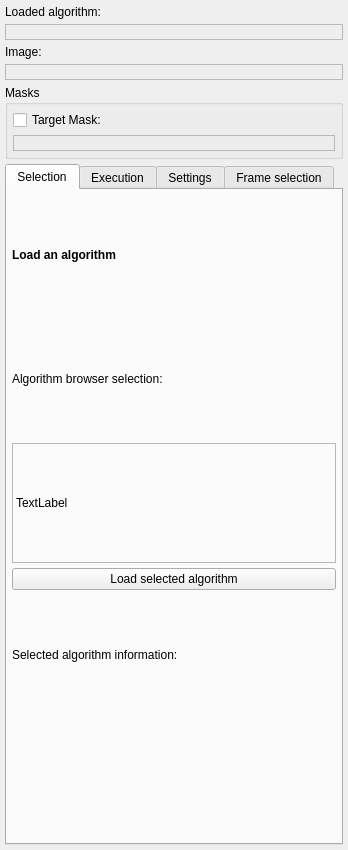
Old version of the form Plugins/org.mitk.gui.qt.matchpoint.framereg/src/internal/QmitkMatchPointFrameCorrectionControls.ui in the repository MITK/MITK.
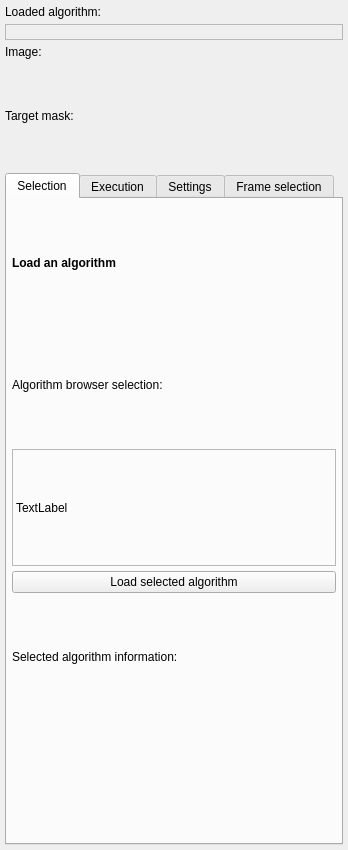
New version of the form. The open tabs and pages were chosen to show the change. Custom widgets are drawn as their Qt base class.

Commit message: Reworked Frame Correction

What changed in the file:
```diff
--- a/Plugins/org.mitk.gui.qt.matchpoint.framereg/src/internal/QmitkMatchPointFrameCorrectionControls.ui
+++ b/Plugins/org.mitk.gui.qt.matchpoint.framereg/src/internal/QmitkMatchPointFrameCorrectionControls.ui
@@ -97,143 +97,30 @@
     </widget>
    </item>
    <item>
-    <widget class="QLabel" name="m_lbTargetName">
-     <property name="palette">
-      <palette>
-       <active>
-        <colorrole role="Text">
-         <brush brushstyle="SolidPattern">
-          <color alpha="255">
-           <red>0</red>
-           <green>170</green>
-           <blue>0</blue>
-          </color>
-         </brush>
-        </colorrole>
-       </active>
-       <inactive>
-        <colorrole role="Text">
-         <brush brushstyle="SolidPattern">
-          <color alpha="255">
-           <red>0</red>
-           <green>170</green>
-           <blue>0</blue>
-          </color>
-         </brush>
-        </colorrole>
-       </inactive>
-       <disabled>
-        <colorrole role="Text">
-         <brush brushstyle="SolidPattern">
-          <color alpha="255">
-           <red>159</red>
-           <green>158</green>
-           <blue>158</blue>
-          </color>
-         </brush>
-        </colorrole>
-       </disabled>
-      </palette>
+    <widget class="QmitkSingleNodeSelectionWidget" name="imageNodeSelector" native="true">
+     <property name="minimumSize">
+      <size>
+       <width>0</width>
+       <height>40</height>
+      </size>
      </property>
-     <property name="font">
-      <font>
-       <weight>75</weight>
-       <bold>true</bold>
-      </font>
-     </property>
-     <property name="frameShape">
-      <enum>QFrame::StyledPanel</enum>
-     </property>
-     <property name="lineWidth">
-      <number>2</number>
-     </property>
-     <property name="midLineWidth">
-      <number>1</number>
-     </property>
+    </widget>
+   </item>
+   <item>
+    <widget class="QLabel" name="label_6">
      <property name="text">
-      <string/>
+      <string>Target mask:</string>
      </property>
     </widget>
    </item>
    <item>
-    <widget class="QGroupBox" name="groupMasks">
-     <property name="title">
-      <string>Masks</string>
+    <widget class="QmitkSingleNodeSelectionWidget" name="maskNodeSelector" native="true">
+     <property name="minimumSize">
+      <size>
+       <width>0</width>
+       <height>40</height>
+      </size>
      </property>
-     <layout class="QVBoxLayout" name="verticalLayout_5">
-      <property name="spacing">
-       <number>5</number>
-      </property>
-      <property name="margin">
-       <number>5</number>
-      </property>
-      <item>
-       <widget class="QCheckBox" name="checkTargetMask">
-        <property name="text">
-         <string>Target Mask:</string>
-        </property>
-       </widget>
-      </item>
-      <item>
-       <widget class="QLabel" name="m_lbTargetMaskName">
-        <property name="palette">
-         <palette>
-          <active>
-           <colorrole role="Text">
-            <brush brushstyle="SolidPattern">
-             <color alpha="255">
-              <red>0</red>
-              <green>170</green>
-              <blue>0</blue>
-             </color>
-            </brush>
-           </colorrole>
-          </active>
-          <inactive>
-           <colorrole role="Text">
-            <brush brushstyle="SolidPattern">
-             <color alpha="255">
-              <red>0</red>
-              <green>170</green>
-              <blue>0</blue>
-             </color>
-            </brush>
-           </colorrole>
-          </inactive>
-          <disabled>
-           <colorrole role="Text">
-            <brush brushstyle="SolidPattern">
-             <color alpha="255">
-              <red>159</red>
-              <green>158</green>
-              <blue>158</blue>
-             </color>
-            </brush>
-           </colorrole>
-          </disabled>
-         </palette>
-        </property>
-        <property name="font">
-         <font>
-          <weight>75</weight>
-          <bold>true</bold>
-         </font>
-        </property>
-        <property name="frameShape">
-         <enum>QFrame::StyledPanel</enum>
-        </property>
-        <property name="lineWidth">
-         <number>2</number>
-        </property>
-        <property name="midLineWidth">
-         <number>1</number>
-        </property>
-        <property name="text">
-         <string/>
-        </property>
-       </widget>
-      </item>
-     </layout>
     </widget>
    </item>
    <item>
@@ -657,6 +544,12 @@
    <header>QmitkMapperSettingsWidget.h</header>
    <container>1</container>
   </customwidget>
+  <customwidget>
+   <class>QmitkSingleNodeSelectionWidget</class>
+   <extends>QWidget</extends>
+   <header location="global">QmitkSingleNodeSelectionWidget.h</header>
+   <container>1</container>
+  </customwidget>
  </customwidgets>
  <resources/>
  <connections/>
```
Left out of the diff: 73 changed lines with no effect on the pictures. The commit also changes 3 other files.
